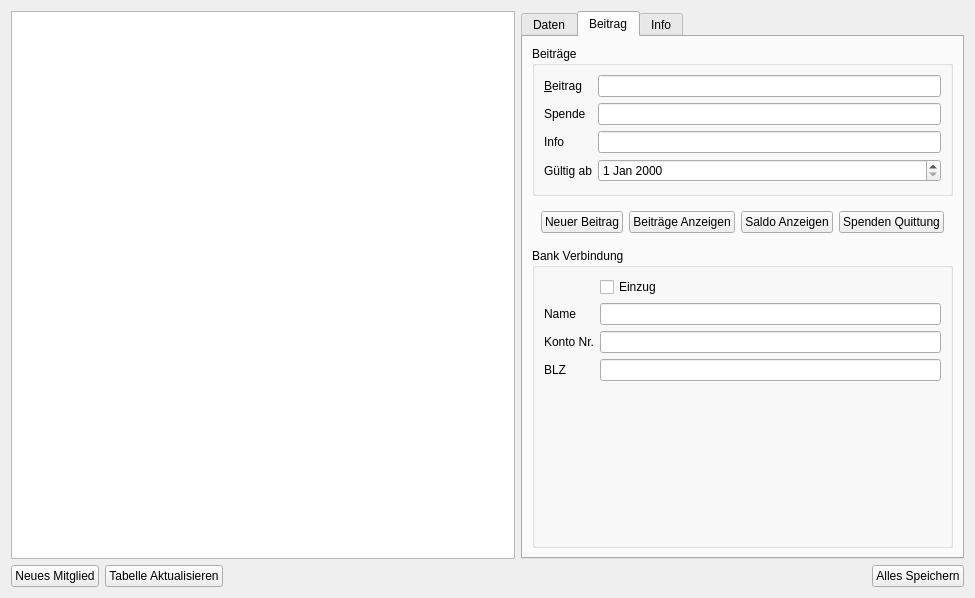
Old version of the form src/gui/memberdetailview.ui in the repository Bjoe/member-manager.
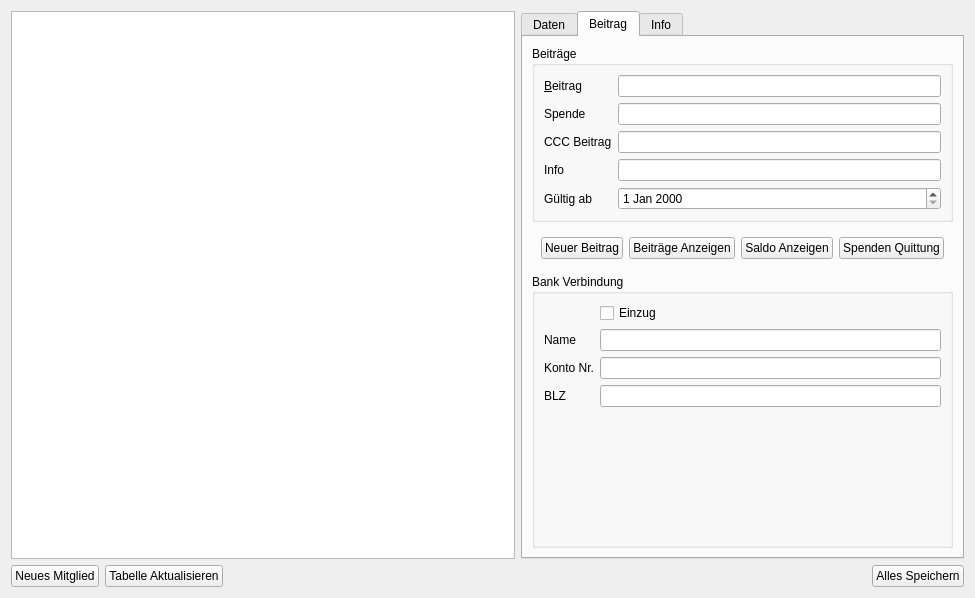
New version of the form. The open tabs and pages were chosen to show the change.

Commit message: Add additional fee in member detail view.

The edit to the form file:
```diff
--- a/src/gui/memberdetailview.ui
+++ b/src/gui/memberdetailview.ui
@@ -318,26 +318,36 @@
           <item row="1" column="1">
            <widget class="QLineEdit" name="donation"/>
           </item>
-          <item row="2" column="0">
+          <item row="3" column="0">
            <widget class="QLabel" name="conInfoLabel">
             <property name="text">
              <string>Info</string>
             </property>
            </widget>
           </item>
-          <item row="2" column="1">
-           <widget class="QLineEdit" name="contributionInfo"/>
-          </item>
           <item row="3" column="1">
+           <widget class="QLineEdit" name="contributionInfo"/>
+          </item>
+          <item row="4" column="1">
            <widget class="QDateEdit" name="validFrom"/>
           </item>
-          <item row="3" column="0">
+          <item row="4" column="0">
            <widget class="QLabel" name="validFromLabel">
             <property name="text">
              <string>Gültig ab</string>
             </property>
            </widget>
           </item>
+          <item row="2" column="0">
+           <widget class="QLabel" name="additionalFeelabel">
+            <property name="text">
+             <string>CCC Beitrag</string>
+            </property>
+           </widget>
+          </item>
+          <item row="2" column="1">
+           <widget class="QLineEdit" name="additionalFee"/>
+          </item>
          </layout>
         </widget>
        </item>
```
The commit also changes 2 other files.
